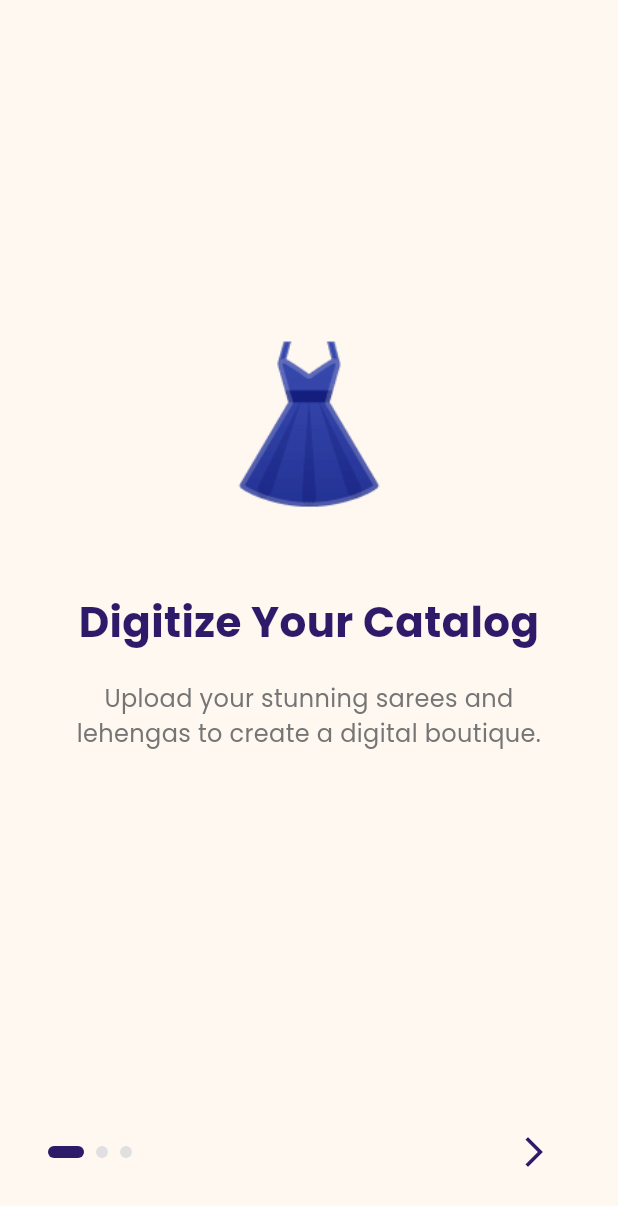
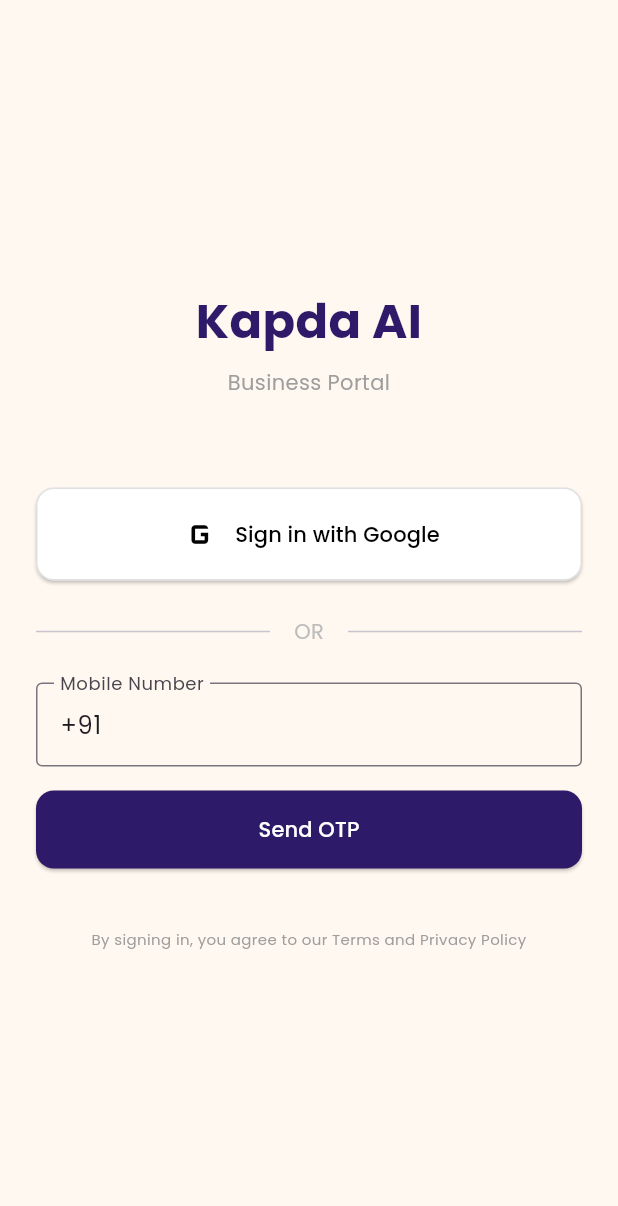
Before and after one commit to devbhatia38/kapda-ai, a Flutter app: the screen it shows after launch, on a phone screen of 412 x 824 dp. Shown: the top 1206 px of the screen. Run offline on Flutter 3.47's test engine with Material 3 defaults, Android fonts, the phone set to English and light mode, and no system bars; our stand-ins replace cached_network_image, flutter_otp_text_field, flutter_spinkit, google_fonts, google_sign_in, image_picker and 1 more; accounts and stored records are empty.

Commit message:
B2B Readiness: OTP Auth, Payment Wall, Whitelabeling, and BYOK with Fallback

```diff
--- /dev/null
+++ b/app/lib/screens/auth/auth_screen.dart
@@ -0,0 +1,106 @@
+import 'package:flutter/material.dart';
+import 'package:provider/provider.dart';
+import '../../providers/auth_provider.dart';
+import '../../theme.dart';
+import 'otp_verification_screen.dart';
+
+class AuthScreen extends StatefulWidget {
+  const AuthScreen({super.key});
+
+  @override
+  State<AuthScreen> createState() => _AuthScreenState();
+}
+
+class _AuthScreenState extends State<AuthScreen> {
+  final _phoneController = TextEditingController(text: '+91');
+
+  @override
+  Widget build(BuildContext context) {
+    final auth = Provider.of<AuthProvider>(context);
+
+    return Scaffold(
+      body: Container(
+        padding: const EdgeInsets.symmetric(horizontal: 24),
+        child: Column(
+          mainAxisAlignment: MainAxisAlignment.center,
+          crossAxisAlignment: CrossAxisAlignment.stretch,
+          children: [
+            const Text(
+              'Kapda AI',
+              textAlign: TextAlign.center,
+              style: TextStyle(fontSize: 32, fontWeight: FontWeight.bold, color: AppTheme.primary),
+            ),
+            const SizedBox(height: 8),
+            const Text(
+              'Business Portal',
+              textAlign: TextAlign.center,
+              style: TextStyle(color: Colors.grey),
+            ),
+            const SizedBox(height: 60),
+
+            // Google Sign In
+            ElevatedButton.icon(
+              onPressed: auth.isLoading ? null : () => auth.signInWithGoogle(),
+              style: ElevatedButton.styleFrom(
+                backgroundColor: Colors.white,
+                foregroundColor: Colors.black,
+                side: BorderSide(color: Colors.grey[300]!),
+              ),
+              icon: const Icon(Icons.g_mobiledata, size: 30),
+              label: const Text('Sign in with Google'),
+            ),
+
+            const SizedBox(height: 24),
+            Row(
+              children: [
+                const Expanded(child: Divider()),
+                Padding(
+                  padding: const EdgeInsets.symmetric(horizontal: 16),
+                  child: Text('OR', style: TextStyle(color: Colors.grey[400])),
+                ),
+                const Expanded(child: Divider()),
+              ],
+            ),
+            const SizedBox(height: 24),
+
+            // Phone Input
+            TextField(
+              controller: _phoneController,
+              keyboardType: TextInputType.phone,
+              decoration: const InputDecoration(
+                labelText: 'Mobile Number',
+                hintText: '+91 XXXXX XXXXX',
+                border: OutlineInputBorder(),
+              ),
+            ),
+            const SizedBox(height: 16),
+            ElevatedButton(
+              onPressed: auth.isLoading
+                ? null
+                : () async {
+                    try {
+                      await auth.sendOtp(_phoneController.text);
+                      if (mounted) {
+                        Navigator.of(context).push(
+                          MaterialPageRoute(builder: (_) => const OtpVerificationScreen()),
+                        );
+                      }
+                    } catch (e) {
+                      ScaffoldMessenger.of(context).showSnackBar(SnackBar(content: Text(e.toString())));
+                    }
+                  },
+              child: auth.isLoading ? const CircularProgressIndicator(color: Colors.white) : const Text('Send OTP'),
+            ),
+
+            const SizedBox(height: 40),
+            const Text(
+              'By signing in, you agree to our Terms and Privacy Policy',
+              textAlign: TextAlign.center,
+              style: TextStyle(fontSize: 10, color: Colors.grey),
+            ),
+          ],
+        ),
+      ),
+    );
+  }
+}
--- a/app/lib/screens/splash_screen.dart
+++ b/app/lib/screens/splash_screen.dart
@@ -1,7 +1,7 @@
 import 'package:flutter/material.dart';
 import 'package:provider/provider.dart';
 import '../providers/auth_provider.dart';
-import 'onboarding_screen.dart';
+import 'auth/auth_screen.dart';
 import 'home_screen.dart';
 import '../theme.dart';
 
@@ -30,7 +30,7 @@
       );
     } else {
       Navigator.of(context).pushReplacement(
-        MaterialPageRoute(builder: (_) => const OnboardingScreen()),
+        MaterialPageRoute(builder: (_) => const AuthScreen()),
       );
     }
   }
--- a/app/pubspec.yaml
+++ b/app/pubspec.yaml
@@ -19,6 +19,8 @@
   google_fonts: ^6.2.1
   flutter_spinkit: ^5.2.1
   cached_network_image: ^3.3.1
+  google_sign_in: ^6.2.1
+  flutter_otp_text_field: ^1.1.1
 
 dev_dependencies:
   flutter_test:
```
Also changed, not shown: app/lib/providers/auth_provider.dart (+46 -9 lines), app/lib/screens/auth/otp_verification_screen.dart (added, +63 -0 lines), app/lib/screens/settings/developer_settings_screen.dart (added, +121 -0 lines), app/lib/screens/settings/payment_wall_screen.dart (added, +114 -0 lines), app/lib/screens/settings/settings_screen.dart (+11 -0 lines), 6 other files.
